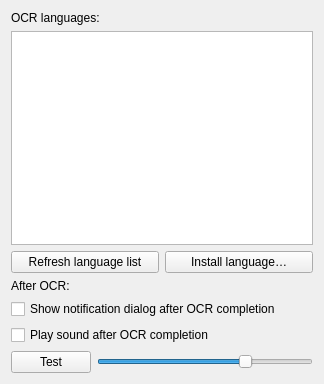
Before: the Qt Designer form settings/recognitionpane.ui in Rostislav62/OCRtoODT-Qt, drawn with Qt 5.
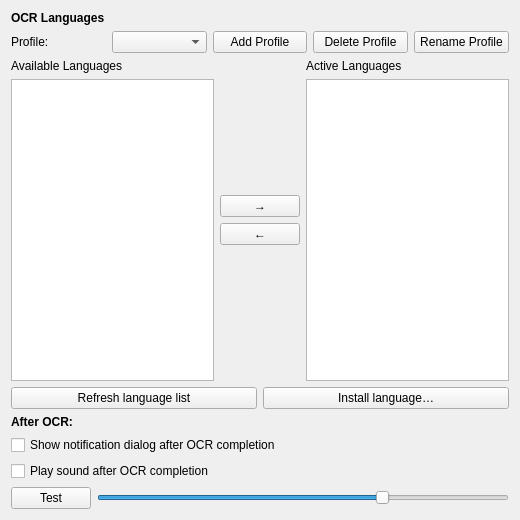
After: the same form once the commit is applied.

Commit message: Major OCR language architecture redesign

What changed in the file:
```diff
--- a/settings/recognitionpane.ui
+++ b/settings/recognitionpane.ui
@@ -6,25 +6,179 @@
    <rect>
     <x>0</x>
     <y>0</y>
-    <width>324</width>
-    <height>384</height>
+    <width>520</width>
+    <height>520</height>
    </rect>
   </property>
+
   <layout class="QVBoxLayout" name="layoutRecognition">
    <item>
     <widget class="QLabel" name="lblOCRLanguages">
      <property name="text">
-      <string>OCR languages:</string>
+      <string>OCR Languages</string>
      </property>
+     <property name="styleSheet">
+      <string>font-weight: bold;</string>
+     </property>
     </widget>
    </item>
    <item>
-    <widget class="QListWidget" name="listOCRLanguages">
-     <property name="selectionMode">
-      <enum>QAbstractItemView::SelectionMode::MultiSelection</enum>
-     </property>
-    </widget>
+    <layout class="QHBoxLayout" name="layoutProfiles">
+     <item>
+      <widget class="QLabel" name="lblProfile">
+       <property name="text">
+        <string>Profile:</string>
+       </property>
+      </widget>
+     </item>
+
+     <item>
+      <widget class="QComboBox" name="comboProfiles"/>
+     </item>
+
+     <item>
+      <widget class="QPushButton" name="btnAddProfile">
+       <property name="text">
+        <string>Add Profile</string>
+       </property>
+       <property name="minimumWidth">
+        <number>32</number>
+       </property>
+      </widget>
+     </item>
+
+     <item>
+      <widget class="QPushButton" name="btnDeleteProfile">
+       <property name="text">
+        <string>Delete Profile</string>
+       </property>
+       <property name="minimumWidth">
+        <number>32</number>
+       </property>
+      </widget>
+     </item>
+	 
+     <item>
+      <widget class="QPushButton" name="btnRenameProfile">
+       <property name="text">
+        <string>Rename Profile</string>
+       </property>
+       <property name="minimumWidth">
+        <number>32</number>
+       </property>
+      </widget>
+     </item>
+	 
+    </layout>
    </item>
+
+   <!-- ===================================================== -->
+   <!-- DUAL LIST LAYOUT -->
+   <!-- ===================================================== -->
+   <item>
+    <layout class="QHBoxLayout" name="layoutDualLists">
+
+     <!-- Available Languages -->
+     <item>
+      <layout class="QVBoxLayout" name="layoutAvailable">
+       <item>
+        <widget class="QLabel" name="lblAvailable">
+         <property name="text">
+          <string>Available Languages</string>
+         </property>
+        </widget>
+       </item>
+       <item>
+        <widget class="QListWidget" name="listAvailableLanguages">
+         <property name="selectionMode">
+          <enum>QAbstractItemView::ExtendedSelection</enum>
+         </property>
+        </widget>
+       </item>
+      </layout>
+     </item>
+
+     <!-- Arrow Buttons -->
+     <item>
+      <layout class="QVBoxLayout" name="layoutArrows">
+       <item>
+        <spacer name="spacerTop">
+         <property name="orientation">
+          <enum>Qt::Vertical</enum>
+         </property>
+         <property name="sizeHint">
+          <size>
+           <width>20</width>
+           <height>40</height>
+          </size>
+         </property>
+        </spacer>
+       </item>
+
+       <item>
+        <widget class="QPushButton" name="btnLangAdd">
+         <property name="text">
+          <string>→</string>
+         </property>
+         <property name="minimumWidth">
+          <number>40</number>
+         </property>
+        </widget>
+       </item>
+
+       <item>
+        <widget class="QPushButton" name="btnLangRemove">
+         <property name="text">
+          <string>←</string>
+         </property>
+         <property name="minimumWidth">
+          <number>40</number>
+         </property>
+        </widget>
+       </item>
+
+       <item>
+        <spacer name="spacerBottom">
+         <property name="orientation">
+          <enum>Qt::Vertical</enum>
+         </property>
+         <property name="sizeHint">
+          <size>
+           <width>20</width>
+           <height>40</height>
+          </size>
+         </property>
+        </spacer>
+       </item>
+      </layout>
+     </item>
+
+     <!-- Active Languages -->
+     <item>
+      <layout class="QVBoxLayout" name="layoutActive">
+       <item>
+        <widget class="QLabel" name="lblActive">
+         <property name="text">
+          <string>Active Languages</string>
+         </property>
+        </widget>
+       </item>
+       <item>
+        <widget class="QListWidget" name="listActiveLanguages">
+         <property name="selectionMode">
+          <enum>QAbstractItemView::ExtendedSelection</enum>
+         </property>
+        </widget>
+       </item>
+      </layout>
+     </item>
+
+    </layout>
+   </item>
+
+   <!-- ===================================================== -->
+   <!-- LANGUAGE MANAGEMENT BUTTONS -->
+   <!-- ===================================================== -->
    <item>
     <layout class="QHBoxLayout" name="layoutLanguageButtons">
      <item>
@@ -48,6 +202,9 @@
      <property name="text">
       <string>After OCR:</string>
      </property>
+     <property name="styleSheet">
+      <string>font-weight: bold;</string>
+     </property>
     </widget>
    </item>
    <item>
```
Left out of the diff: 21 changed lines with no effect on the pictures. The commit also changes 17 other files.
